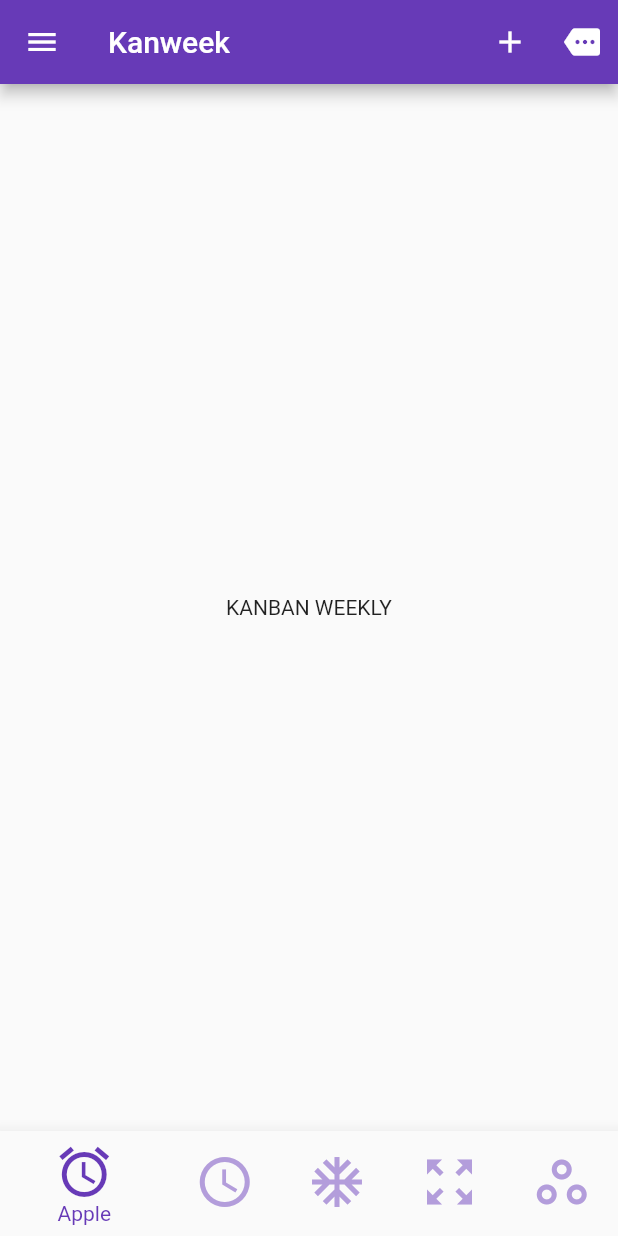
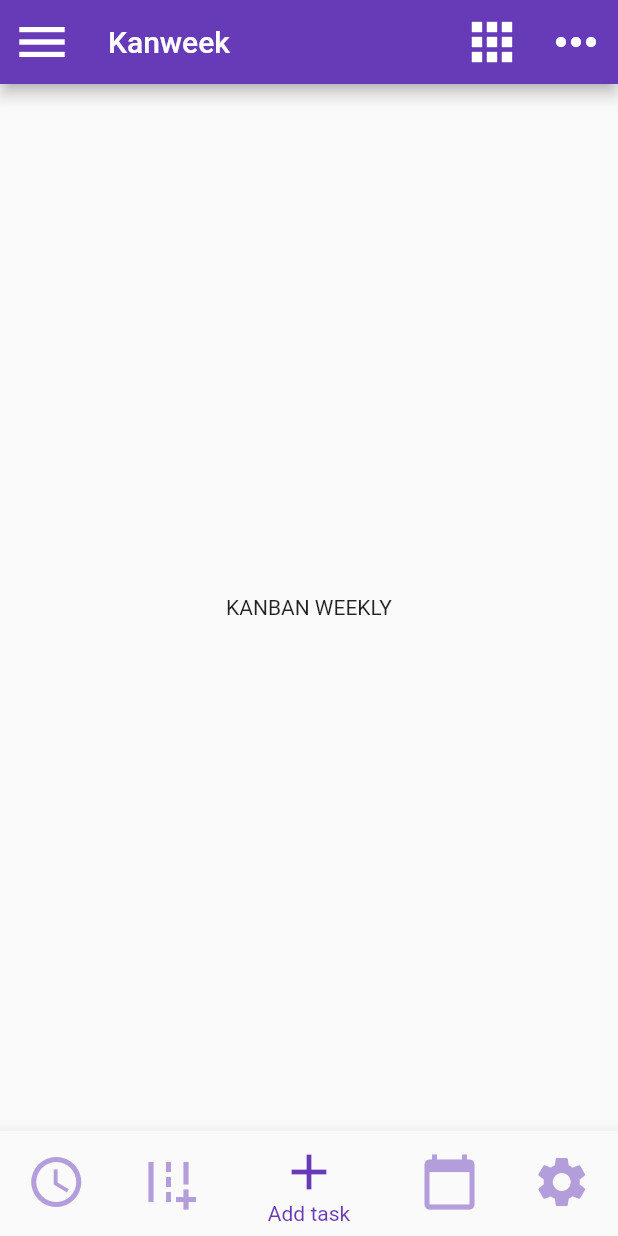
Before and after one commit to Bijayadhs/kanween, a Flutter app: the screen it shows after launch, on a phone screen of 412 x 824 dp. Run offline on Flutter 3.47's test engine with Material 2 defaults, Android fonts, the phone set to English and light mode, and no system bars.

Commit message:
required icon

```diff
--- a/lib/screens/Home_Screen.dart
+++ b/lib/screens/Home_Screen.dart
@@ -1,70 +1,33 @@
 import 'package:flutter/material.dart';
+import 'package:kanweek/widgets/Bottom_Nav_Bar.dart';
 
 // ignore: camel_case_types
-class Home_Screen extends StatefulWidget {
-  @override
-  _Home_ScreenState createState() => _Home_ScreenState();
-}
-
-// ignore: camel_case_types
-class _Home_ScreenState extends State<Home_Screen> {
-  int _selectedIndex = 0;
-  final List<String> _b = ['Apple', 'Banana', 'Carrot', 'Donut', 'Eggplant'];
-
-  void _onItemTap(int index) {
-    setState(() {
-      _selectedIndex = index;
-    });
-  }
-
+class Home_Screen extends StatelessWidget {
   @override
   Widget build(BuildContext context) {
     return Scaffold(
-      appBar: AppBar(
-          leading: IconButton(icon: Icon(Icons.menu), onPressed: () {}),
+      appBar: buildAppBar(),
+      bottomNavigationBar: Bottom_Nav_Bar(),
+      body: Center(child: Text('KANBAN WEEKLY')),
+    );
+  }
+
+  AppBar buildAppBar() {
+    return AppBar(
+        leading:
+            IconButton(icon: Icon(Icons.menu), iconSize: 40, onPressed: () {}),
         title: Text('Kanweek'),
         actions: [
           IconButton(
-              icon: Icon(Icons.add),
+            icon: Icon(Icons.apps),
+            iconSize: 40,
             onPressed: () {},
           ),
           IconButton(
-              icon: Icon(Icons.more),
+            icon: Icon(Icons.more_horiz_rounded),
+            iconSize: 40,
             onPressed: () {},
           )
-          ]),
-      bottomNavigationBar: BottomNavigationBar(
-        currentIndex: _selectedIndex,
-        onTap: _onItemTap,
-        iconSize: 40,
-        elevation: 10,
-        backgroundColor: Colors.orange[700],
-        selectedItemColor: Colors.deepPurple[500],
-        unselectedItemColor: Colors.deepPurple[200],
-        items: [
-          BottomNavigationBarItem(
-            icon: Icon(Icons.access_alarm_outlined),
-            label: _b[0],
-          ),
-          BottomNavigationBarItem(
-            icon: Icon(Icons.access_time_outlined),
-            label: _b[1],
-          ),
-          BottomNavigationBarItem(
-            icon: Icon(Icons.ac_unit_outlined),
-            label: _b[2],
-          ),
-          BottomNavigationBarItem(
-            icon: Icon(Icons.zoom_out_map_outlined),
-            label: _b[3],
-          ),
-          BottomNavigationBarItem(
-            icon: Icon(Icons.workspaces_outline),
-            label: _b[4],
-          ),
-        ],
-      ),
-      body: Center(child: Text('KANBAN WEEKLY')),
-    );
+        ]);
   }
 }
--- /dev/null
+++ b/lib/widgets/Bottom_Nav_Bar.dart
@@ -0,0 +1,59 @@
+import 'package:flutter/material.dart';
+
+class Bottom_Nav_Bar extends StatefulWidget {
+  @override
+  _Bottom_Nav_BarState createState() => _Bottom_Nav_BarState();
+}
+
+class _Bottom_Nav_BarState extends State<Bottom_Nav_Bar> {
+  int _selectedIndex = 2;
+
+  final List<String> _label = [
+    'Pomo',
+    'Sub-Task',
+    'Add task',
+    'Calendar',
+    'Setting'
+  ];
+
+  void _onItemTap(int index) {
+    setState(() {
+      _selectedIndex = index;
+    });
+  }
+
+  @override
+  Widget build(BuildContext context) {
+    return BottomNavigationBar(
+      currentIndex: _selectedIndex,
+      onTap: _onItemTap,
+      iconSize: 40,
+      elevation: 10,
+      backgroundColor: Colors.orange[700],
+      selectedItemColor: Colors.deepPurple[500],
+      unselectedItemColor: Colors.deepPurple[200],
+      items: [
+        BottomNavigationBarItem(
+          icon: Icon(Icons.access_time_outlined),
+          label: _label[0],
+        ),
+        BottomNavigationBarItem(
+          icon: Icon(Icons.add_road),
+          label: _label[1],
+        ),
+        BottomNavigationBarItem(
+          icon: Icon(Icons.add),
+          label: _label[2],
+        ),
+        BottomNavigationBarItem(
+          icon: Icon(Icons.calendar_today),
+          label: _label[3],
+        ),
+        BottomNavigationBarItem(
+          icon: Icon(Icons.settings),
+          label: _label[4],
+        ),
+      ],
+    );
+  }
+}
```
Lines whose indentation alone changed are shown as unchanged.
